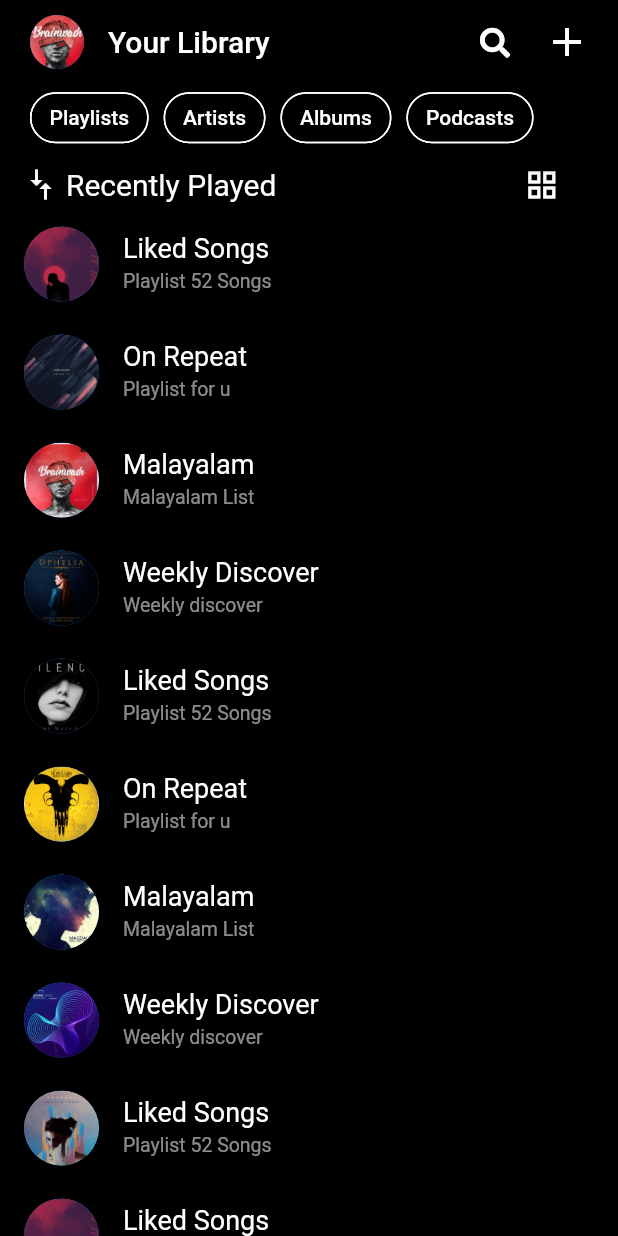
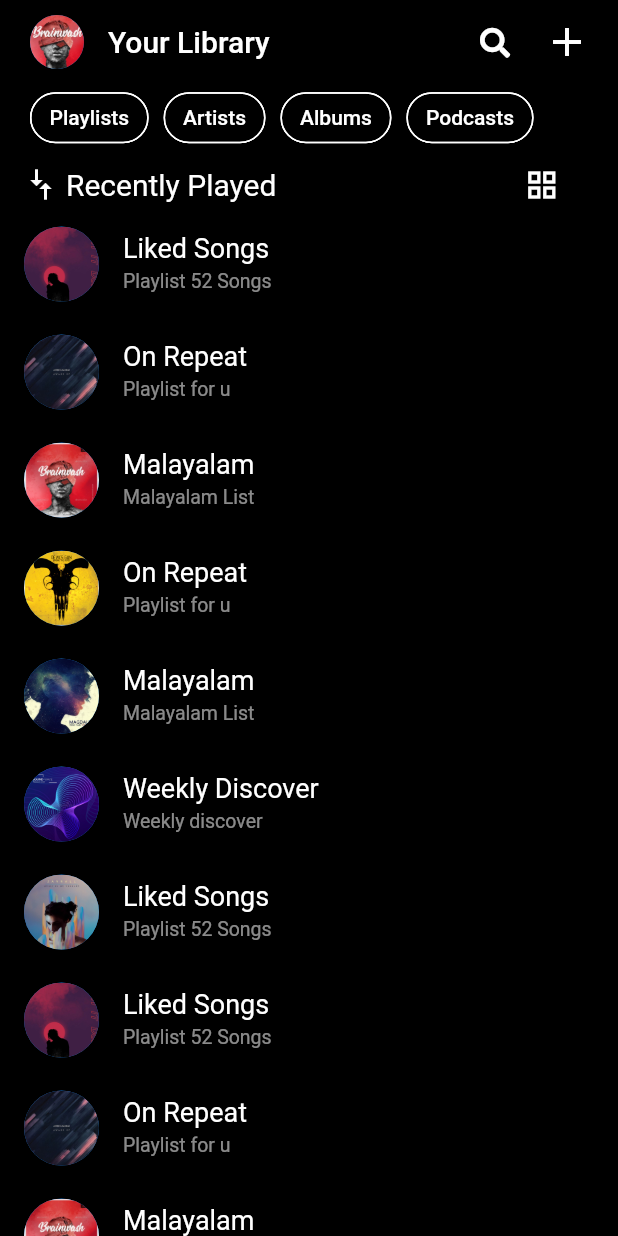
Before and after one commit to mithson/resonance, a Flutter app: the Library screen opened directly, on a phone screen of 412 x 824 dp. Run offline on Flutter 3.47's test engine with Material 2 defaults, Android fonts, the phone set to English and light mode, and no system bars; our stand-ins replace font_awesome_flutter.

Commit message:
intro screen added but didnt worked on it

```diff
--- a/lib/main.dart
+++ b/lib/main.dart
@@ -1,4 +1,5 @@
 import 'package:flutter/material.dart';
+import 'package:resonance/screens/intro.dart';
 import 'package:resonance/widgets/bottom_nav_bar.dart';
 
 void main() => runApp(const MyApp());
@@ -14,7 +15,7 @@
             ColorScheme.fromSwatch().copyWith(secondary: Colors.black87),
       ),
       debugShowCheckedModeBanner: false,
-      home: BottomNavBar(),
+      home: SelectionScreen(),
     );
   }
 }
--- a/lib/screens/library.dart
+++ b/lib/screens/library.dart
@@ -9,13 +9,6 @@
 }
 
 class _LibraryState extends State<Library> {
-  var list = [
-    'Playlists',
-    "Artists",
-    "Albums",
-    "Podcasts",
-  ];
-
   @override
   Widget build(BuildContext context) {
     return Scaffold(
@@ -64,37 +57,7 @@
                 widget: Row(
                   // Format this to meet your need
                   mainAxisAlignment: MainAxisAlignment.spaceBetween,
-                  children: <Widget>[
-                    SingleChildScrollView(
-                      scrollDirection: Axis.horizontal,
-                      child: Row(
-                        children: <Widget>[
-                          SizedBox(
-                            width: 10,
-                          ),
-                          for (var item in list)
-                            Padding(
-                              padding: EdgeInsets.only(left: 10),
-                              child: FilterChip(
-                                label: Text(
-                                  item,
-                                  style: TextStyle(color: Colors.white),
-                                ),
-                                backgroundColor: Colors.black,
-                                shape: StadiumBorder(
-                                    side: BorderSide(color: Colors.white)),
-                                onSelected: (bool value) {
-                                  print(item);
-                                },
-                              ),
-                            ),
-                          SizedBox(
-                            width: 20,
-                          )
-                        ],
-                      ),
-                    )
-                  ],
+                  children: <Widget>[],
                 ),
               ),
             ),
@@ -142,6 +105,18 @@
                   "Playlist 52 Songs"),
               tile("On Repeat", "assets/images/album2.jpg", "Playlist for u"),
               tile("Malayalam", "assets/images/album3.jpg", "Malayalam List"),
+              tile("On Repeat", "assets/images/album6.jpg", "Playlist for u"),
+              tile("Malayalam", "assets/images/album7.jpg", "Malayalam List"),
+              tile("Weekly Discover", "assets/images/album8.jpg",
+                  "Weekly discover"),
+              tile("Liked Songs", "assets/images/album9.jpg",
+                  "Playlist 52 Songs"),
+              tile("Liked Songs", "assets/images/album1.jpg",
+                  "Playlist 52 Songs"),
+              tile("On Repeat", "assets/images/album2.jpg", "Playlist for u"),
+              tile("Malayalam", "assets/images/album3.jpg", "Malayalam List"),
+              tile("Weekly Discover", "assets/images/album4.jpg",
+                  "Weekly discover"),
               tile("Weekly Discover", "assets/images/album4.jpg",
                   "Weekly discover"),
               tile("Liked Songs", "assets/images/album5.jpg",
@@ -171,9 +146,12 @@
 
 ListTile tile(String title, String imgurl, String subtit) {
   return ListTile(
-    leading: CircleAvatar(
-      radius: 25,
-      backgroundImage: AssetImage(imgurl),
+    leading: GestureDetector(
+      onTap: () {},
+      child: CircleAvatar(
+        radius: 25,
+        backgroundImage: AssetImage(imgurl),
+      ),
     ),
     title: Text(
       title,
@@ -194,21 +172,42 @@
 
 class PersistentHeader extends SliverPersistentHeaderDelegate {
   final Widget widget;
+  var list = [
+    'Playlists',
+    "Artists",
+    "Albums",
+    "Podcasts",
+  ];
 
   PersistentHeader({required this.widget});
 
   @override
   Widget build(
       BuildContext context, double shrinkOffset, bool overlapsContent) {
-    return Container(
-      width: double.infinity,
-      height: 45,
-      child: Card(
-        margin: EdgeInsets.all(0),
-        color: Colors.black.withOpacity(0.5),
-        elevation: 5.0,
-        child: Center(child: widget),
-      ),
+    return Row(
+      children: <Widget>[
+        SizedBox(
+          width: 10,
+        ),
+        for (var item in list)
+          Padding(
+            padding: EdgeInsets.only(left: 10),
+            child: FilterChip(
+              label: Text(
+                item,
+                style: TextStyle(color: Colors.white),
+              ),
+              backgroundColor: Colors.black,
+              shape: StadiumBorder(side: BorderSide(color: Colors.white)),
+              onSelected: (bool value) {
+                print(item);
+              },
+            ),
+          ),
+        SizedBox(
+          width: 20,
+        )
+      ],
     );
   }
 
```
Also changed, not shown: lib/screens/intro.dart (added, +160 -0 lines), lib/screens/search.dart (+15 -1 lines).
